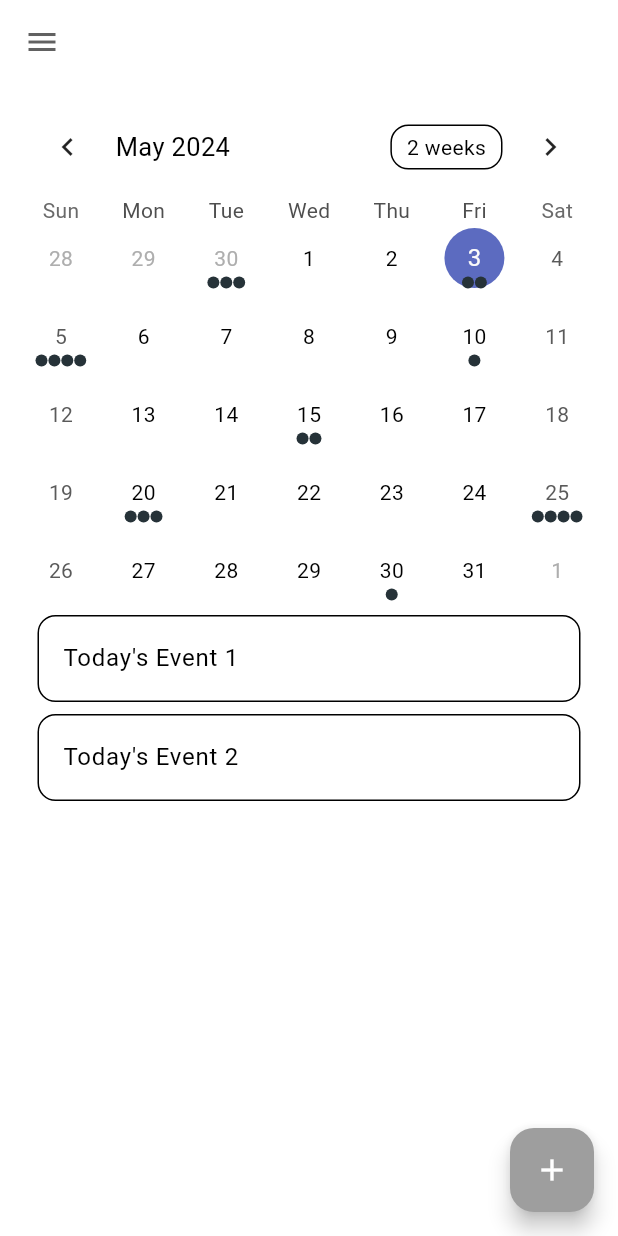
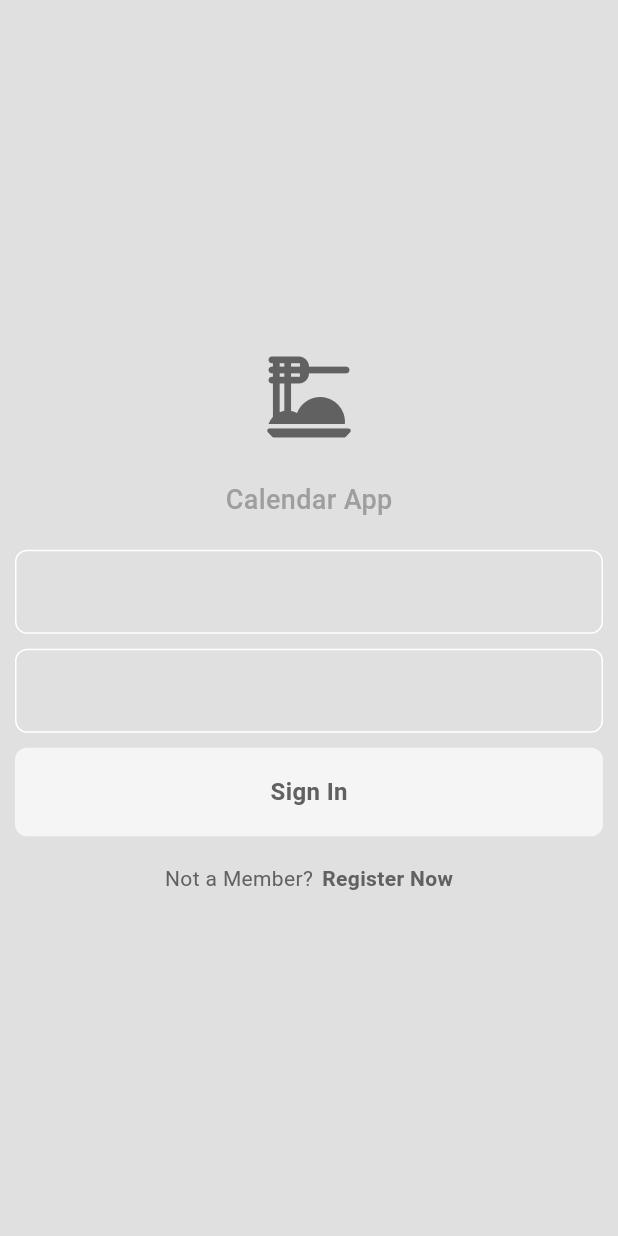
Before and after one commit to ShadrackOngera/calendar_app, a Flutter app: the screen it shows after launch, on a phone screen of 412 x 824 dp. Run offline on Flutter 3.47's test engine with Material 3 defaults, Android fonts, the phone set to English and light mode, and no system bars; drawn by our look-alikes of table_calendar; our stand-ins replace cloud_firestore, firebase_auth, firebase_core, flutter_riverpod; missing offline and left inert: food_delivery; accounts and stored records are empty.

Commit message:
login/register with auth service

```diff
--- a/lib/main.dart
+++ b/lib/main.dart
@@ -1,4 +1,5 @@
 import 'package:calendar_app/screens/home_page.dart';
+import 'package:calendar_app/services/auth/auth_gate.dart';
 import 'package:calendar_app/themes/light_mode.dart';
 import 'package:flutter/material.dart';
 import 'package:flutter_riverpod/flutter_riverpod.dart';
@@ -18,7 +19,7 @@ class MyApp extends StatelessWidget {
     return MaterialApp(
       title: 'Flutter Demo',
       theme: lightMode,
-      home: const HomePage(),
+      home: const AuthGate(),
       debugShowCheckedModeBanner: false,
     );
   }
--- /dev/null
+++ b/lib/screens/login_page.dart
@@ -0,0 +1,129 @@
+import 'package:calendar_app/services/auth/auth_service.dart';
+import 'package:calendar_app/widgets/primary_button.dart';
+import 'package:calendar_app/widgets/primary_text.dart';
+import 'package:calendar_app/widgets/primary_text_field.dart';
+import 'package:flutter/material.dart';
+
+class LoginPage extends StatefulWidget {
+  final Function()? onTap;
+  const LoginPage({
+    super.key,
+    required this.onTap,
+  });
+
+  @override
+  State<LoginPage> createState() => _LoginPageState();
+}
+
+class _LoginPageState extends State<LoginPage> {
+  TextEditingController emailController = TextEditingController();
+  TextEditingController passwordController = TextEditingController();
+
+  login() async {
+    final _authService = AuthService();
+    try {
+      await _authService.signInWithEmailAndPassword(
+        emailController.text,
+        passwordController.text,
+      );
+    } catch (e) {
+      showDialog(
+        context: context,
+        builder: (context) => AlertDialog(
+          title: PrimaryText(
+            text: e.toString(),
+            color: Theme.of(context).colorScheme.inversePrimary,
+          ),
+        ),
+      );
+    }
+    // Navigator.push(
+    //   context,
+    //   MaterialPageRoute(
+    //     builder: (context) => HomePage(),
+    //   ),
+    // );
+  }
+
+  @override
+  Widget build(BuildContext context) {
+    return Scaffold(
+      backgroundColor: Theme.of(context).colorScheme.background,
+      body: Center(
+        child: Padding(
+          padding: const EdgeInsets.symmetric(horizontal: 10.0),
+          child: Column(
+            mainAxisAlignment: MainAxisAlignment.center,
+            children: [
+              Icon(
+                Icons.dinner_dining_rounded,
+                size: 72,
+                color: Theme.of(context).colorScheme.inversePrimary,
+              ),
+              const SizedBox(
+                height: 20,
+              ),
+              PrimaryText(
+                text: 'Calendar App',
+                fontSize: 18,
+                fontWeight: FontWeight.w500,
+                color: Theme.of(context).colorScheme.primary,
+              ),
+              const SizedBox(
+                height: 20,
+              ),
+              PrimaryTextField(
+                obsecureText: false,
+                controller: emailController,
+                hintText: 'Email',
+              ),
+              const SizedBox(
+                height: 10,
+              ),
+              PrimaryTextField(
+                obsecureText: true,
+                controller: passwordController,
+                hintText: 'Password',
+              ),
+              const SizedBox(
+                height: 10,
+              ),
+              PrimaryButton(
+                onTap: login,
+                child: PrimaryText(
+                  text: 'Sign In',
+                  fontSize: 16,
+                  fontWeight: FontWeight.w600,
+                  color: Theme.of(context).colorScheme.inversePrimary,
+                ),
+              ),
+              const SizedBox(
+                height: 18,
+              ),
+              Row(
+                mainAxisAlignment: MainAxisAlignment.center,
+                children: [
+                  PrimaryText(
+                    text: 'Not a Member?',
+                    color: Theme.of(context).colorScheme.inversePrimary,
+                  ),
+                  const SizedBox(
+                    width: 6,
+                  ),
+                  GestureDetector(
+                    onTap: widget.onTap,
+                    child: PrimaryText(
+                      text: 'Register Now',
+                      fontWeight: FontWeight.w700,
+                      color: Theme.of(context).colorScheme.inversePrimary,
+                    ),
+                  ),
+                ],
+              ),
+            ],
+          ),
+        ),
+      ),
+    );
+  }
+}
--- /dev/null
+++ b/lib/services/auth/auth_gate.dart
@@ -0,0 +1,25 @@
+import 'package:calendar_app/screens/home_page.dart';
+import 'package:calendar_app/services/auth/login_or_register.dart';
+import 'package:firebase_auth/firebase_auth.dart';
+import 'package:flutter/material.dart';
+
+
+class AuthGate extends StatelessWidget {
+  const AuthGate({super.key});
+
+  @override
+  Widget build(BuildContext context) {
+    return Scaffold(
+      body: StreamBuilder(stream: FirebaseAuth.instance.authStateChanges(), builder: (context, snapshot) {
+        //user is logged in
+        if (snapshot.hasData) {
+          return const HomePage();
+        }
+        // user is not logged in
+        else {
+          return const LoginOrRegister();
+        }
+      },),
+    );
+  }
+}
--- /dev/null
+++ b/lib/services/auth/login_or_register.dart
@@ -0,0 +1,30 @@
+import 'package:calendar_app/screens/login_page.dart';
+import 'package:flutter/material.dart';
+import 'package:food_delivery/pages/login_page.dart';
+import 'package:food_delivery/pages/register_page.dart';
+
+class LoginOrRegister extends StatefulWidget {
+  const LoginOrRegister({super.key});
+
+  @override
+  State<LoginOrRegister> createState() => _LoginOrRegisterState();
+}
+
+class _LoginOrRegisterState extends State<LoginOrRegister> {
+  bool showLoginPage = true;
+
+  void togglePages() {
+    setState(() {
+      showLoginPage = !showLoginPage;
+    });
+  }
+
+  @override
+  Widget build(BuildContext context) {
+    if (showLoginPage) {
+      return LoginPage(onTap: togglePages);
+    } else {
+      return RegisterPage(onTap: togglePages);
+    }
+  }
+}
--- /dev/null
+++ b/lib/widgets/primary_button.dart
@@ -0,0 +1,29 @@
+import 'package:flutter/material.dart';
+
+class PrimaryButton extends StatelessWidget {
+  final Function()? onTap;
+  final Widget child;
+  const PrimaryButton({
+    super.key,
+    this.onTap,
+    required this.child,
+  });
+
+  @override
+  Widget build(BuildContext context) {
+    return GestureDetector(
+      onTap: onTap,
+      child: Container(
+        padding:const EdgeInsets.symmetric(vertical: 18),
+        decoration: BoxDecoration(
+
+          borderRadius: BorderRadius.circular(8),
+          color: Theme.of(context).colorScheme.secondary,
+        ),
+        child: Center(
+          child: child,
+        ),
+      ),
+    );
+  }
+}
--- a/pubspec.yaml
+++ b/pubspec.yaml
@@ -37,6 +37,9 @@ dependencies:
   cupertino_icons: ^1.0.6
   table_calendar: ^3.1.1
   flutter_riverpod: ^2.5.1
+  firebase_core: ^2.30.1
+  firebase_auth: ^4.19.4
+  cloud_firestore: ^4.17.2
 
 dev_dependencies:
   flutter_test:
```
Also changed, not shown: lib/screens/register_page.dart (added, +146 -0 lines), lib/services/auth/auth_service.dart (added, +46 -0 lines), lib/services/database/firestore.dart (added, +16 -0 lines), lib/firebase_options.dart (added), pubspec.lock, 4 other files.
